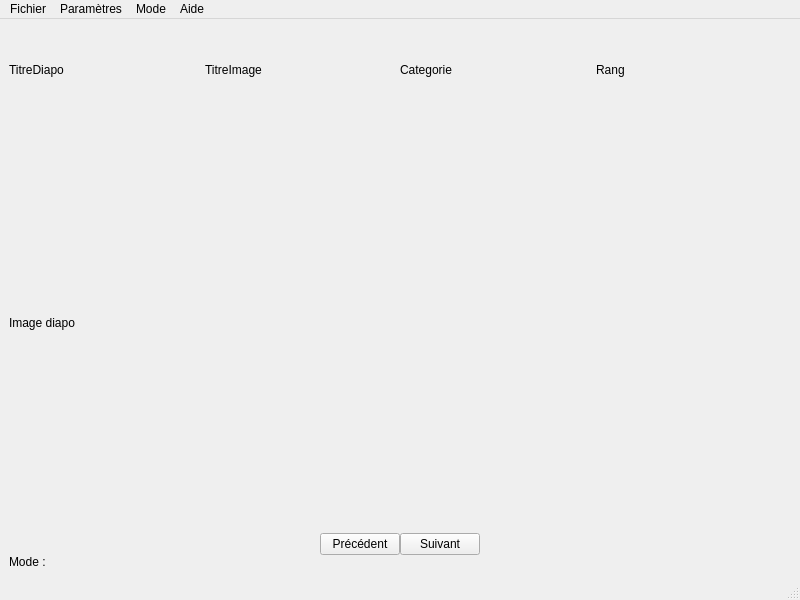
Qt form v4MVP_CLEMENCEAU_MASSON_VINET_TP4/code/lecteurvue.ui (jvlatrille/LecteurDiaporama) before a commit.
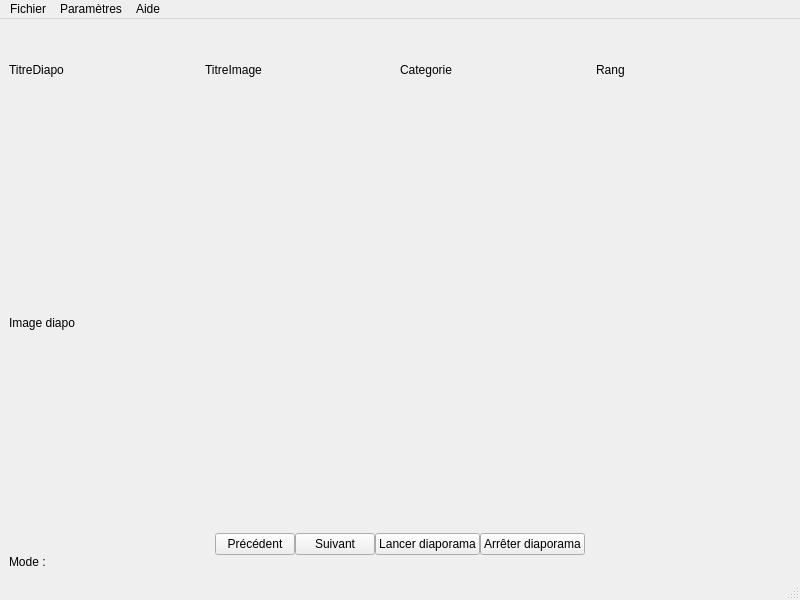
The same form after that commit.

Patch:
```diff
--- a/v4MVP_CLEMENCEAU_MASSON_VINET_TP4/code/lecteurvue.ui
+++ b/v4MVP_CLEMENCEAU_MASSON_VINET_TP4/code/lecteurvue.ui
@@ -88,6 +88,20 @@
           </property>
          </widget>
         </item>
+        <item>
+         <widget class="QPushButton" name="bLancerDiapo">
+          <property name="text">
+           <string>Lancer diaporama</string>
+          </property>
+         </widget>
+        </item>
+        <item>
+         <widget class="QPushButton" name="bArret">
+          <property name="text">
+           <string>Arrêter diaporama</string>
+          </property>
+         </widget>
+        </item>
         <item>
          <spacer name="horizontalSpacer_2">
           <property name="orientation">
@@ -147,16 +161,8 @@
     </property>
     <addaction name="actionAPropos"/>
    </widget>
-   <widget class="QMenu" name="menuMode">
-    <property name="title">
-     <string>Mode</string>
-    </property>
-    <addaction name="actionAutomatique"/>
-    <addaction name="actionManuel"/>
-   </widget>
    <addaction name="menuFichier"/>
    <addaction name="menuParam_tres"/>
-   <addaction name="menuMode"/>
    <addaction name="menuAide"/>
   </widget>
   <widget class="QStatusBar" name="statusbar"/>
```
